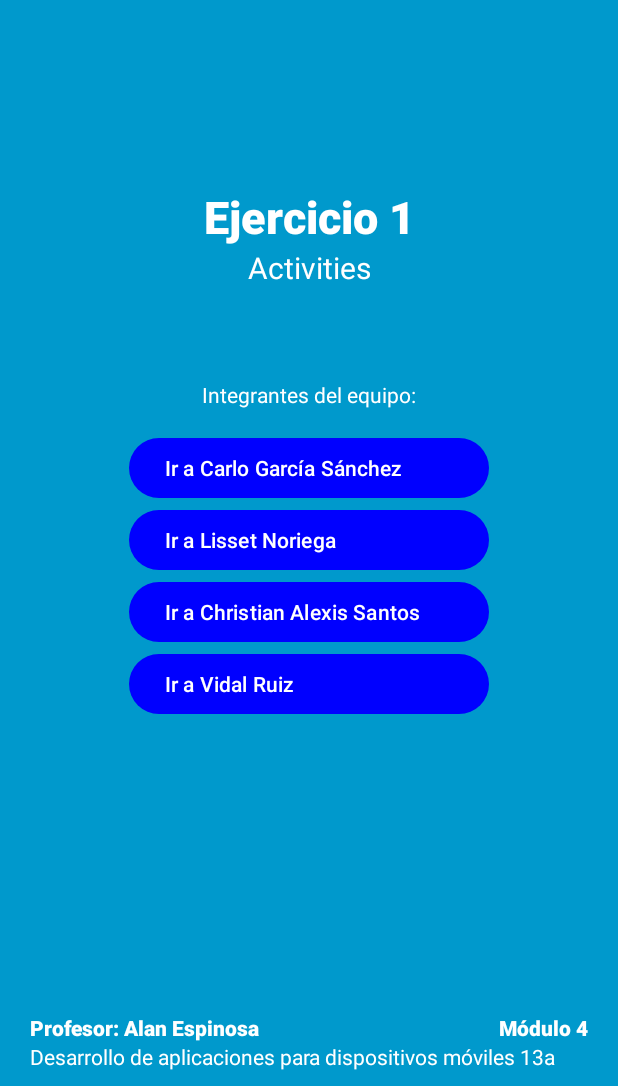
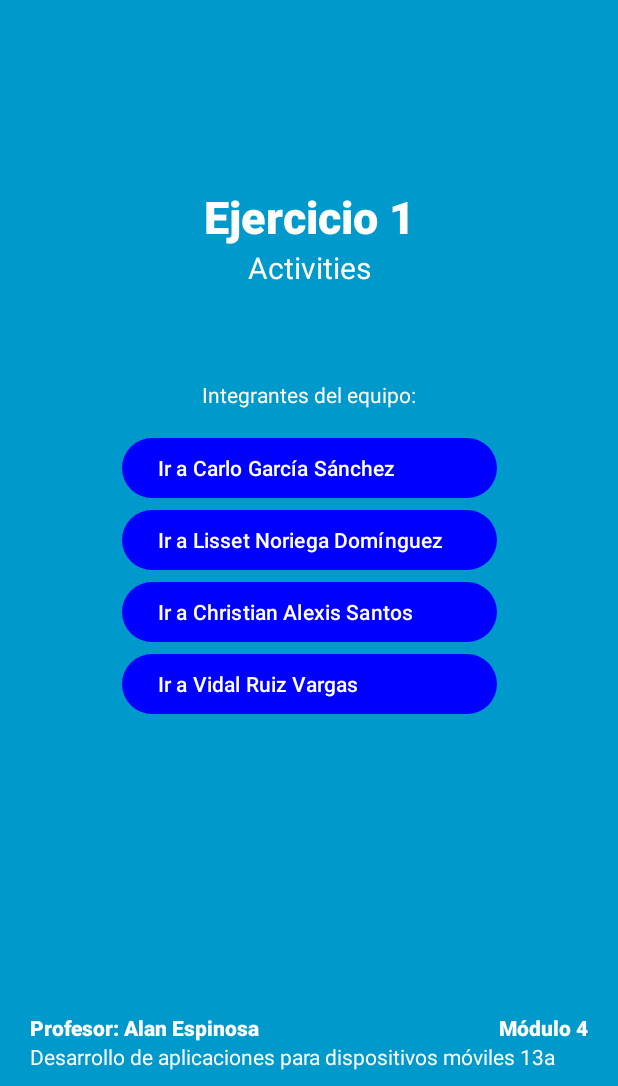
Before and after one commit to CARLOGS/AndroidModule1, an Android app: the screen it shows after launch (TeamActivity), on a phone screen of 412 x 824 dp, the part 150-1236 px from its top. Run offline under Robolectric (Android 15) with nearby library versions, the phone set to English and light mode, and no system bars.

Commit message:
- Nombrea completos

```diff
--- a/app/src/main/res/layout/activity_team.xml
+++ b/app/src/main/res/layout/activity_team.xml
@@ -32,7 +32,7 @@
         android:id="@+id/btnCarlo"
         android:layout_width="wrap_content"
         android:layout_height="wrap_content"
-        android:width="240dp"
+        android:width="250dp"
         android:textAlignment="textStart"
         app:layout_constraintEnd_toEndOf="parent"
         app:layout_constraintStart_toStartOf="parent"
@@ -40,11 +40,11 @@
         app:layout_constraintBottom_toBottomOf="parent" />
 
     <Button
-        android:text="Ir a Lisset Noriega"
+        android:text="Ir a Lisset Noriega Domínguez"
         android:id="@+id/btnLisset"
         android:layout_width="wrap_content"
         android:layout_height="wrap_content"
-        android:width="240dp"
+        android:width="250dp"
         android:textAlignment="textStart"
         app:layout_constraintEnd_toEndOf="parent"
         app:layout_constraintStart_toStartOf="parent"
@@ -55,18 +55,18 @@
         android:id="@+id/btnAlxis"
         android:layout_width="wrap_content"
         android:layout_height="wrap_content"
-        android:width="240dp"
+        android:width="250dp"
         android:textAlignment="textStart"
         app:layout_constraintEnd_toEndOf="parent"
         app:layout_constraintStart_toStartOf="parent"
         app:layout_constraintTop_toBottomOf="@+id/btnLisset" />
 
     <Button
-        android:text="Ir a Vidal Ruiz"
+        android:text="Ir a Vidal Ruiz Vargas"
         android:id="@+id/btnVidal"
         android:layout_width="wrap_content"
         android:layout_height="wrap_content"
-        android:width="240dp"
+        android:width="250dp"
         android:textAlignment="textStart"
         app:layout_constraintEnd_toEndOf="parent"
         app:layout_constraintStart_toStartOf="parent"
```
